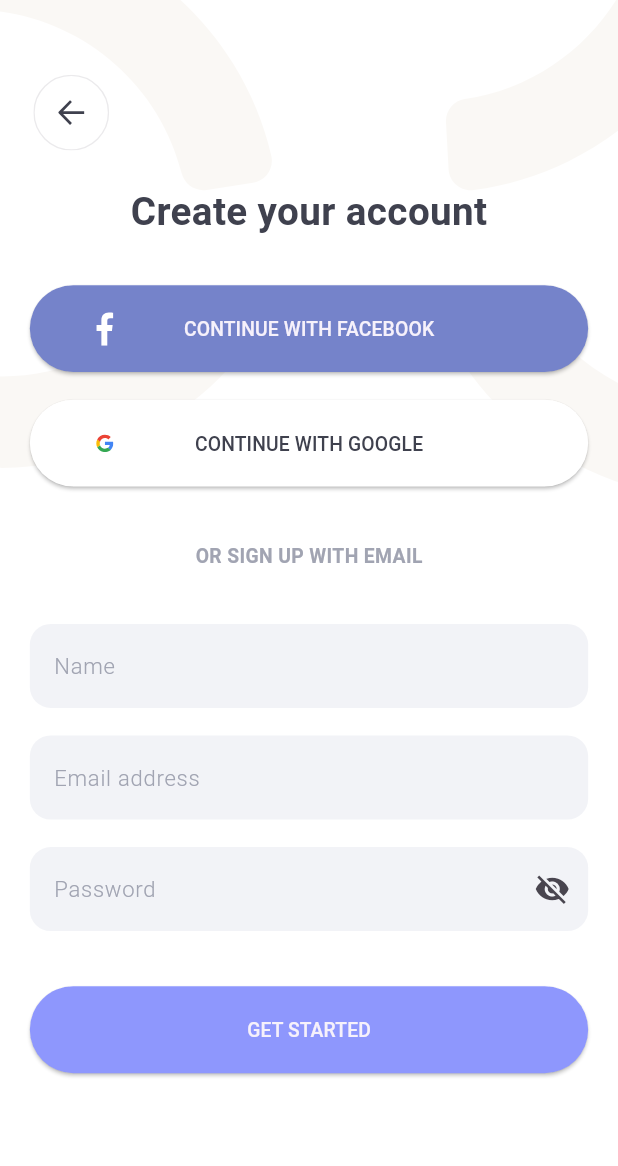
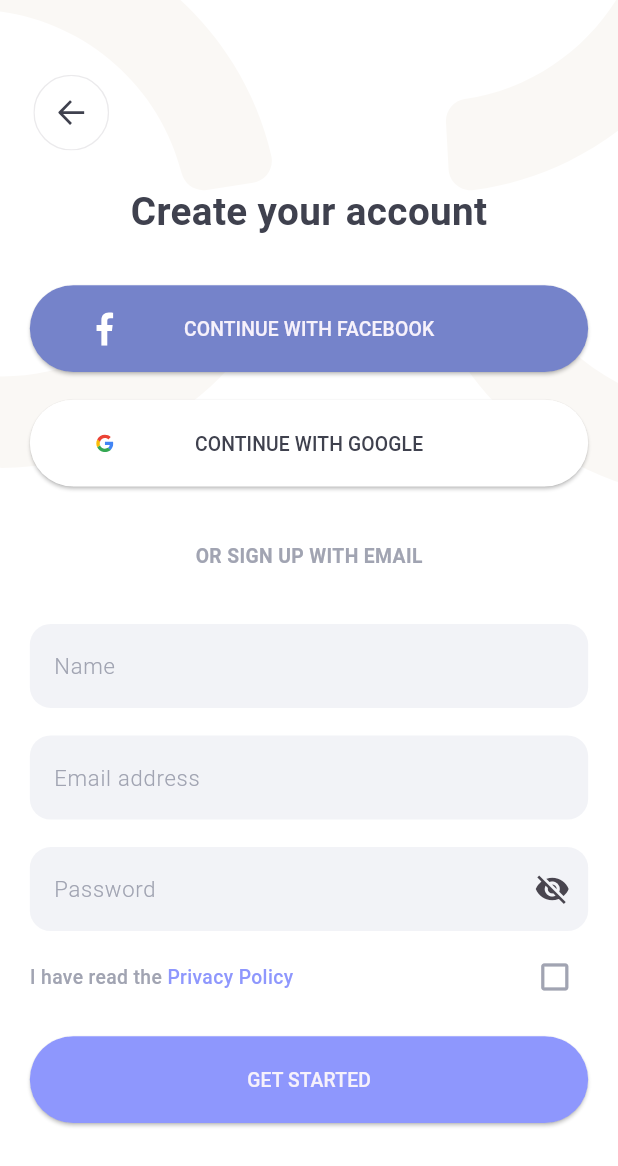
Before and after one commit to ethanmorian/flutter-silent-moon, a Flutter app: the SignUpScreen screen opened by its route, on a phone screen of 412 x 824 dp. Shown: the top 1166 px of the screen. Run offline on Flutter 3.47's test engine with Material 3 defaults, Android fonts, the phone set to English and light mode, and no system bars; our stand-ins replace flutter_screenutil, flutter_svg, go_router.

Commit message:
feat: add privacy policy agreement checkbox and related logic

```diff
--- a/lib/feature/auth/presentation/screen/sign_in_screen.dart
+++ b/lib/feature/auth/presentation/screen/sign_in_screen.dart
@@ -86,7 +86,7 @@ class _SignInScreenState extends State<SignInScreen> {
     return Positioned(
       top: 50.w,
       left: 20.24.w,
-      child: InkWell(
+      child: GestureDetector(
         onTap: () => context.pop(),
         child: SvgPicture.asset(
           'assets/back_arrow.svg',
--- a/lib/feature/auth/presentation/screen/sign_up_screen.dart
+++ b/lib/feature/auth/presentation/screen/sign_up_screen.dart
@@ -21,7 +21,8 @@ class _SignUpScreenState extends State<SignUpScreen> {
   late final TextEditingController _emailController;
   late final TextEditingController _passwordController;
   bool _isPasswordVisible = false;
-  bool isLoading = false;
+  bool _isPrivacyAgreed = false;
+  bool _isLoading = false;
 
   @override
   void initState() {
@@ -50,6 +51,8 @@ class _SignUpScreenState extends State<SignUpScreen> {
             top: 133.47.h,
             left: 0,
             right: 0,
+            child: Padding(
+              padding: EdgeInsets.symmetric(horizontal: 20.w),
               child: Column(
                 children: [
                   _buildMainText(),
@@ -61,10 +64,12 @@ class _SignUpScreenState extends State<SignUpScreen> {
                   _buildEmailLoginPrompt(),
                   SizedBox(height: 40.h),
                   _buildLoginForm(),
-                SizedBox(height: 40.h),
+                  SizedBox(height: 20.h),
+                  _buildPolicyCheck(context),
+                  SizedBox(height: 30.h),
                   _buildSignInButton(context),
-                SizedBox(height: 104.58.h),
                 ],
+              ),
             ),
           ),
         ],
@@ -87,7 +92,7 @@ class _SignUpScreenState extends State<SignUpScreen> {
     return Positioned(
       top: 50.w,
       left: 20.24.w,
-      child: InkWell(
+      child: GestureDetector(
         onTap: () => context.pop(),
         child: SvgPicture.asset(
           'assets/back_arrow.svg',
@@ -149,9 +154,7 @@ class _SignUpScreenState extends State<SignUpScreen> {
   }
 
   Widget _buildLoginForm() {
-    return Padding(
-      padding: EdgeInsets.symmetric(horizontal: 20.w),
-      child: Form(
+    return Form(
       key: _formKey,
       child: Column(
         children: [
@@ -191,13 +194,66 @@ class _SignUpScreenState extends State<SignUpScreen> {
           ),
         ],
       ),
+    );
+  }
+
+  Widget _buildPolicyCheck(BuildContext context) {
+    return Row(
+      mainAxisAlignment: MainAxisAlignment.spaceBetween,
+      children: [
+        Row(
+          children: [
+            Text(
+              'I have read the ',
+              style: TextStyle(
+                fontWeight: FontWeight.w500,
+                fontSize: 14.r,
+                color: const Color(0xFFA1A4B2),
               ),
+            ),
+            GestureDetector(
+              onTap: () {},
+              child: Text(
+                'Privacy Policy',
+                style: TextStyle(
+                  fontWeight: FontWeight.w500,
+                  fontSize: 14.r,
+                  color: const Color(0xFF8E97FD),
+                ),
+              ),
+            ),
+          ],
+        ),
+        Row(
+          children: [
+            GestureDetector(
+              onTap: () {
+                setState(() {
+                  _isPrivacyAgreed = !_isPrivacyAgreed;
+                });
+              },
+              child: Icon(
+                _isPrivacyAgreed
+                    ? Icons.check_box_outlined
+                    : Icons.check_box_outline_blank,
+                color: const Color(0xFFA1A4B2),
+                size: 24.17.w,
+              ),
+            ),
+            SizedBox(width: 10.34.w),
+          ],
+        )
+      ],
     );
   }
 
   Widget _buildSignInButton(BuildContext context) {
     return ButtonWithText(
-      onPressed: () => context.pushNamed('logIn'),
+      onPressed: () {
+        if (_isPrivacyAgreed) {
+          context.pop();
+        }
+      },
       buttonText: 'GET STARTED',
       sizedBoxHeight: 20.h,
     );
--- a/lib/feature/auth/presentation/widget/already_have_account.dart
+++ b/lib/feature/auth/presentation/widget/already_have_account.dart
@@ -25,7 +25,7 @@ class AlreadyHaveAccount extends StatelessWidget {
             color: const Color(0xFFA1A4B2),
           ),
         ),
-        InkWell(
+        GestureDetector(
           onTap: () {
             final route = alreadyHaveAccount ? 'signIn' : 'signUp';
             context.pushNamed(route);
```
Lines whose indentation alone changed are shown as unchanged.
